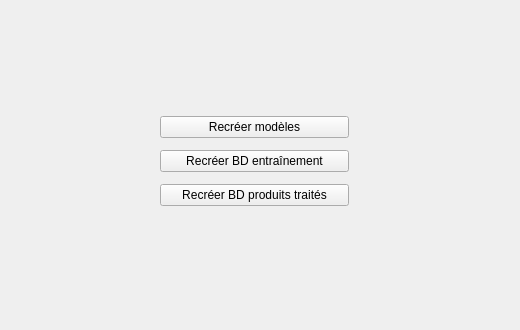
This is gui/Parametres.ui in WallaceVBB/EpiData as Qt 5 draws it before an edit. The edited form follows.
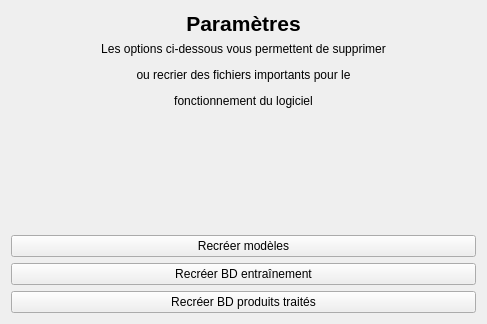
This is the edited form.

Diff of the .ui file:
```diff
--- a/gui/Parametres.ui
+++ b/gui/Parametres.ui
@@ -6,22 +6,51 @@
    <rect>
     <x>0</x>
     <y>0</y>
-    <width>520</width>
-    <height>330</height>
+    <width>487</width>
+    <height>324</height>
    </rect>
   </property>
   <property name="windowTitle">
    <string>Form</string>
   </property>
-  <widget class="QWidget" name="verticalLayoutWidget">
-   <property name="geometry">
-    <rect>
-     <x>160</x>
-     <y>110</y>
-     <width>189</width>
-     <height>103</height>
-    </rect>
-   </property>
+  <layout class="QVBoxLayout" name="verticalLayout_2">
+   <item>
+    <widget class="QLabel" name="label">
+     <property name="text">
+      <string>&lt;html&gt;&lt;head/&gt;&lt;body&gt;&lt;p align=&quot;center&quot;&gt;&lt;span style=&quot; font-size:16pt; font-weight:700;&quot;&gt;Paramètres&lt;/span&gt;&lt;/p&gt;&lt;/body&gt;&lt;/html&gt;</string>
+     </property>
+    </widget>
+   </item>
+   <item>
+    <widget class="QLabel" name="label_2">
+     <property name="lineWidth">
+      <number>1</number>
+     </property>
+     <property name="midLineWidth">
+      <number>0</number>
+     </property>
+     <property name="text">
+      <string>&lt;html&gt;&lt;head/&gt;&lt;body&gt;&lt;p align=&quot;center&quot;&gt;Les options ci-dessous vous permettent de supprimer&lt;/p&gt;&lt;p align=&quot;center&quot;&gt;ou recrier des fichiers importants pour le&lt;/p&gt;&lt;p align=&quot;center&quot;&gt;fonctionnement du logiciel&lt;/p&gt;&lt;/body&gt;&lt;/html&gt;</string>
+     </property>
+     <property name="indent">
+      <number>-1</number>
+     </property>
+    </widget>
+   </item>
+   <item>
+    <spacer name="verticalSpacer">
+     <property name="orientation">
+      <enum>Qt::Orientation::Vertical</enum>
+     </property>
+     <property name="sizeHint" stdset="0">
+      <size>
+       <width>20</width>
+       <height>40</height>
+      </size>
+     </property>
+    </spacer>
+   </item>
+   <item>
    <layout class="QVBoxLayout" name="verticalLayout">
     <item>
      <widget class="QPushButton" name="b_Recreer_Modeles">
@@ -45,7 +74,8 @@
      </widget>
     </item>
    </layout>
-  </widget>
+   </item>
+  </layout>
  </widget>
  <resources/>
  <connections/>
```
Lines whose indentation alone changed are shown as unchanged.
